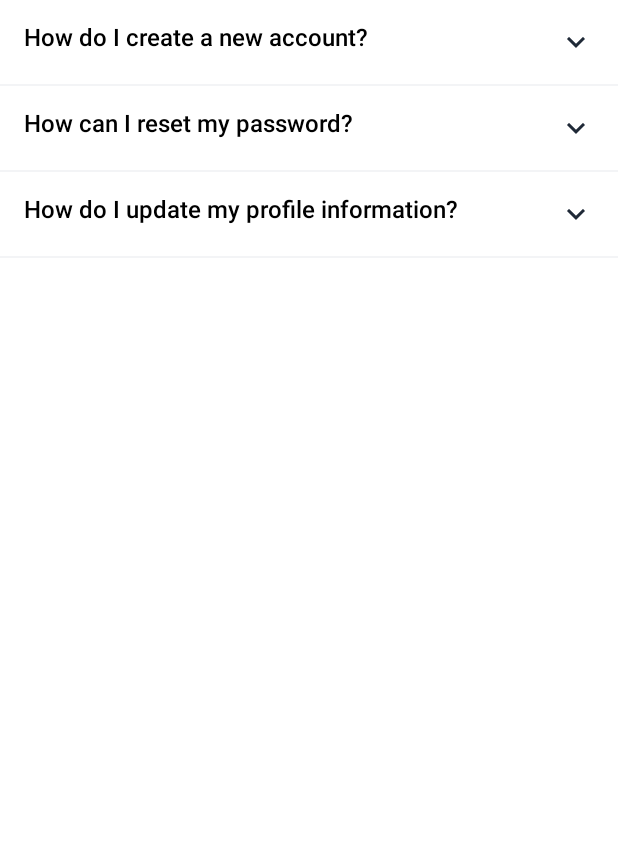
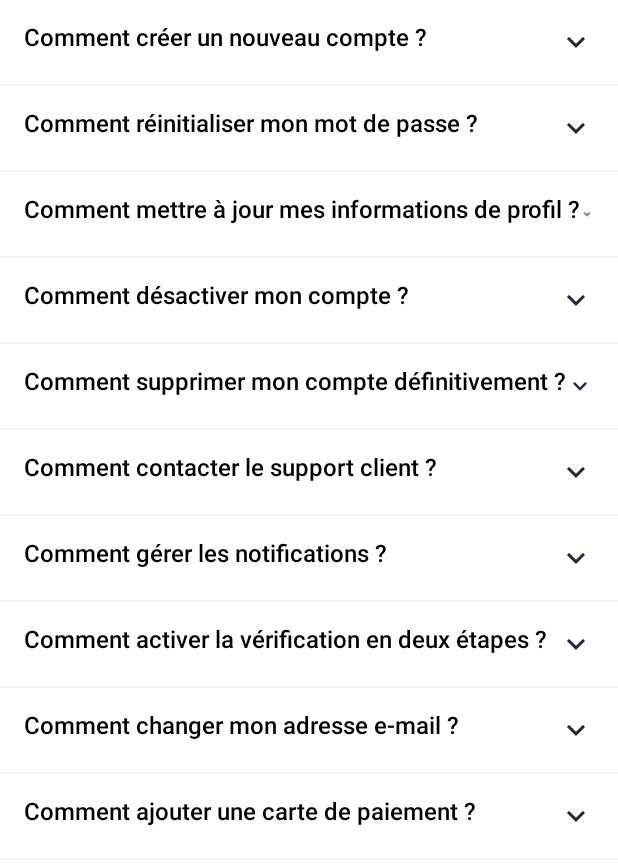
Before and after one commit to NiBienvenu/KMP_Cours, an Android app built with Jetpack Compose: the composable Accordion shown on its own in the app's theme, on a phone screen of 412 x 824 dp. Shown: the top 865 px of the screen. Run offline under Robolectric (Android 15) with nearby library versions, the phone set to English and light mode, and no system bars.

Commit message:
flexibleAccordion

```diff
--- a/composeApp/src/commonMain/kotlin/com/nibienvenu/kmp_cours/App.kt
+++ b/composeApp/src/commonMain/kotlin/com/nibienvenu/kmp_cours/App.kt
@@ -4,12 +4,19 @@ import androidx.compose.animation.AnimatedVisibility
 import androidx.compose.foundation.Image
 import androidx.compose.foundation.layout.Column
 import androidx.compose.foundation.layout.fillMaxWidth
+import androidx.compose.foundation.layout.padding
+import androidx.compose.foundation.layout.size
 import androidx.compose.material.Button
+import androidx.compose.material.Colors
 import androidx.compose.material.MaterialTheme
+import androidx.compose.material.Scaffold
 import androidx.compose.material.Text
+import androidx.compose.material.TopAppBar
 import androidx.compose.runtime.*
 import androidx.compose.ui.Alignment
 import androidx.compose.ui.Modifier
+import androidx.compose.ui.graphics.Color
+import androidx.compose.ui.unit.dp
 import com.nibienvenu.kmp_cours.Components.Accordion
 import com.nibienvenu.kmp_cours.Components.AccordionItem
 import org.jetbrains.compose.resources.painterResource
@@ -22,6 +29,16 @@ import kmpcours.composeapp.generated.resources.compose_multiplatform
 @Preview
 fun App() {
     MaterialTheme {
-        Accordion()
+        Scaffold(
+            topBar = {
+                TopAppBar(
+                    contentColor =Color.Green,
+                    title = { Text(text = "KMPCours") },)
+            },
+            modifier = Modifier.padding(10.dp)
+        ) {
+
+            Accordion()
+        }
     }
 }
--- a/composeApp/src/commonMain/kotlin/com/nibienvenu/kmp_cours/Components/Accordion.kt
+++ b/composeApp/src/commonMain/kotlin/com/nibienvenu/kmp_cours/Components/Accordion.kt
@@ -41,39 +41,116 @@ fun Accordion() {
     LazyColumn {
         item {
             AccordionItem(
-                title = "How do I create a new account?",
-                content = "To create a new account, please follow these steps:\n\n" +
-                        "1. Open the app.\n" +
-                        "2. Tap on the 'Sign Up' button.\n" +
-                        "3. Fill in your details, including your name, email address, and password.\n" +
-                        "4. Click 'Create Account'.\n" +
-                        "5. You will receive a confirmation email to verify your account. Follow the instructions in the email to complete the registration process."
+                title = "Comment créer un nouveau compte ?",
+                content = "Pour créer un nouveau compte, veuillez suivre ces étapes :\n\n" +
+                        "1. Ouvrez l'application.\n" +
+                        "2. Appuyez sur le bouton 'S'inscrire'.\n" +
+                        "3. Remplissez vos informations, y compris votre nom, adresse e-mail et mot de passe.\n" +
+                        "4. Cliquez sur 'Créer un compte'.\n" +
+                        "5. Vous recevrez un e-mail de confirmation pour vérifier votre compte. Suivez les instructions dans l'e-mail pour terminer le processus d'inscription."
             )
         }
         item {
             AccordionItem(
-                title = "How can I reset my password?",
-                content = "If you need to reset your password, here's what you should do:\n" +
-                        "1. On the app's login screen, tap on the 'Forgot Password?' link.\n" +
-                        "2. Enter your registered email address.\n" +
-                        "3. You will receive an email with a password reset link.\n" +
-                        "4. Click on the link and follow the instructions to reset your password.\n" +
-                        "5. Once your password is reset, you can log in with your new password."
+                title = "Comment réinitialiser mon mot de passe ?",
+                content = "Si vous avez besoin de réinitialiser votre mot de passe, voici ce que vous devez faire :\n" +
+                        "1. Sur l'écran de connexion de l'application, appuyez sur le lien 'Mot de passe oublié ?'.\n" +
+                        "2. Entrez votre adresse e-mail enregistrée.\n" +
+                        "3. Vous recevrez un e-mail avec un lien de réinitialisation du mot de passe.\n" +
+                        "4. Cliquez sur le lien et suivez les instructions pour réinitialiser votre mot de passe.\n" +
+                        "5. Une fois votre mot de passe réinitialisé, vous pourrez vous connecter avec votre nouveau mot de passe."
             )
         }
         item {
             AccordionItem(
-                title = "How do I update my profile information?",
-                content = "To update your profile information, please follow these steps:\n" +
-                        "1. Log in to your account.\n" +
-                        "2. Go to the 'Profile' section of the app.\n" +
-                        "3. Click on the 'Edit Profile' button.\n" +
-                        "4. Update the information you want to change, such as your name, profile picture, or contact details.\n" +
-                        "5. Click 'Save' to save your changes.\n" +
-                        "Your profile information will be updated accordingly."
+                title = "Comment mettre à jour mes informations de profil ?",
+                content = "Pour mettre à jour vos informations de profil, veuillez suivre ces étapes :\n" +
+                        "1. Connectez-vous à votre compte.\n" +
+                        "2. Allez dans la section 'Profil' de l'application.\n" +
+                        "3. Cliquez sur le bouton 'Modifier le profil'.\n" +
+                        "4. Mettez à jour les informations que vous souhaitez changer, telles que votre nom, votre photo de profil ou vos coordonnées.\n" +
+                        "5. Cliquez sur 'Enregistrer' pour sauvegarder vos modifications.\n" +
+                        "Vos informations de profil seront mises à jour en conséquence."
+            )
+        }
+        item {
+            AccordionItem(
+                title = "Comment désactiver mon compte ?",
+                content = "Si vous souhaitez désactiver votre compte, voici les étapes à suivre :\n" +
+                        "1. Connectez-vous à votre compte.\n" +
+                        "2. Allez dans les paramètres du compte.\n" +
+                        "3. Cliquez sur 'Désactiver le compte'.\n" +
+                        "4. Confirmez votre choix.\n" +
+                        "Votre compte sera désactivé et vous ne pourrez plus y accéder jusqu'à ce que vous le réactiviez."
+            )
+        }
+        item {
+            AccordionItem(
+                title = "Comment supprimer mon compte définitivement ?",
+                content = "Si vous souhaitez supprimer votre compte de manière définitive, veuillez suivre ces étapes :\n" +
+                        "1. Connectez-vous à votre compte.\n" +
+                        "2. Allez dans les paramètres du compte.\n" +
+                        "3. Cliquez sur 'Supprimer le compte'.\n" +
+                        "4. Confirmez votre choix pour supprimer définitivement votre compte.\n" +
+                        "Attention : cette action est irréversible, toutes vos données seront effacées."
+            )
+        }
+        item {
+            AccordionItem(
+                title = "Comment contacter le support client ?",
+                content = "Si vous avez besoin d'aide, vous pouvez contacter le support client en suivant ces étapes :\n" +
+                        "1. Ouvrez l'application.\n" +
+                        "2. Allez dans la section 'Support' ou 'Aide'.\n" +
+                        "3. Choisissez l'option pour envoyer un message ou un e-mail.\n" +
+                        "4. Décrivez votre problème ou votre question.\n" +
+                        "5. Envoyez votre message et un membre de l'équipe du support client vous répondra dans les plus brefs délais."
+            )
+        }
+        item {
+            AccordionItem(
+                title = "Comment gérer les notifications ?",
+                content = "Pour gérer les notifications de l'application, voici ce que vous devez faire :\n" +
+                        "1. Allez dans les paramètres de l'application.\n" +
+                        "2. Ouvrez la section 'Notifications'.\n" +
+                        "3. Choisissez les types de notifications que vous souhaitez recevoir.\n" +
+                        "4. Activez ou désactivez les notifications en fonction de vos préférences."
+            )
+        }
+        item {
+            AccordionItem(
+                title = "Comment activer la vérification en deux étapes ?",
+                content = "Pour activer la vérification en deux étapes, suivez ces étapes :\n" +
+                        "1. Connectez-vous à votre compte.\n" +
+                        "2. Allez dans les paramètres de sécurité.\n" +
+                        "3. Cliquez sur 'Activer la vérification en deux étapes'.\n" +
+                        "4. Entrez votre numéro de téléphone pour recevoir un code de vérification.\n" +
+                        "5. Saisissez le code envoyé par SMS pour finaliser l'activation."
+            )
+        }
+        item {
+            AccordionItem(
+                title = "Comment changer mon adresse e-mail ?",
+                content = "Pour changer votre adresse e-mail, voici les étapes à suivre :\n" +
+                        "1. Connectez-vous à votre compte.\n" +
+                        "2. Allez dans la section 'Profil'.\n" +
+                        "3. Cliquez sur 'Modifier l'adresse e-mail'.\n" +
+                        "4. Entrez la nouvelle adresse e-mail.\n" +
+                        "5. Cliquez sur 'Enregistrer' pour valider la modification."
+            )
+        }
+        item {
+            AccordionItem(
+                title = "Comment ajouter une carte de paiement ?",
+                content = "Pour ajouter une carte de paiement, suivez ces étapes :\n" +
+                        "1. Connectez-vous à votre compte.\n" +
+                        "2. Allez dans la section 'Paiement'.\n" +
+                        "3. Cliquez sur 'Ajouter une carte'.\n" +
+                        "4. Entrez les informations de votre carte de crédit ou de débit.\n" +
+                        "5. Cliquez sur 'Sauvegarder' pour enregistrer votre carte."
             )
         }
     }
+
 }
 
 @Composable
--- /dev/null
+++ b/composeApp/src/commonMain/kotlin/com/nibienvenu/kmp_cours/Components/FlexibleAccordion.kt
@@ -0,0 +1,4 @@
+package com.nibienvenu.kmp_cours.Components
+
+class FlexibleAccordion {
+}
```
Also changed, not shown: 1 other file.
